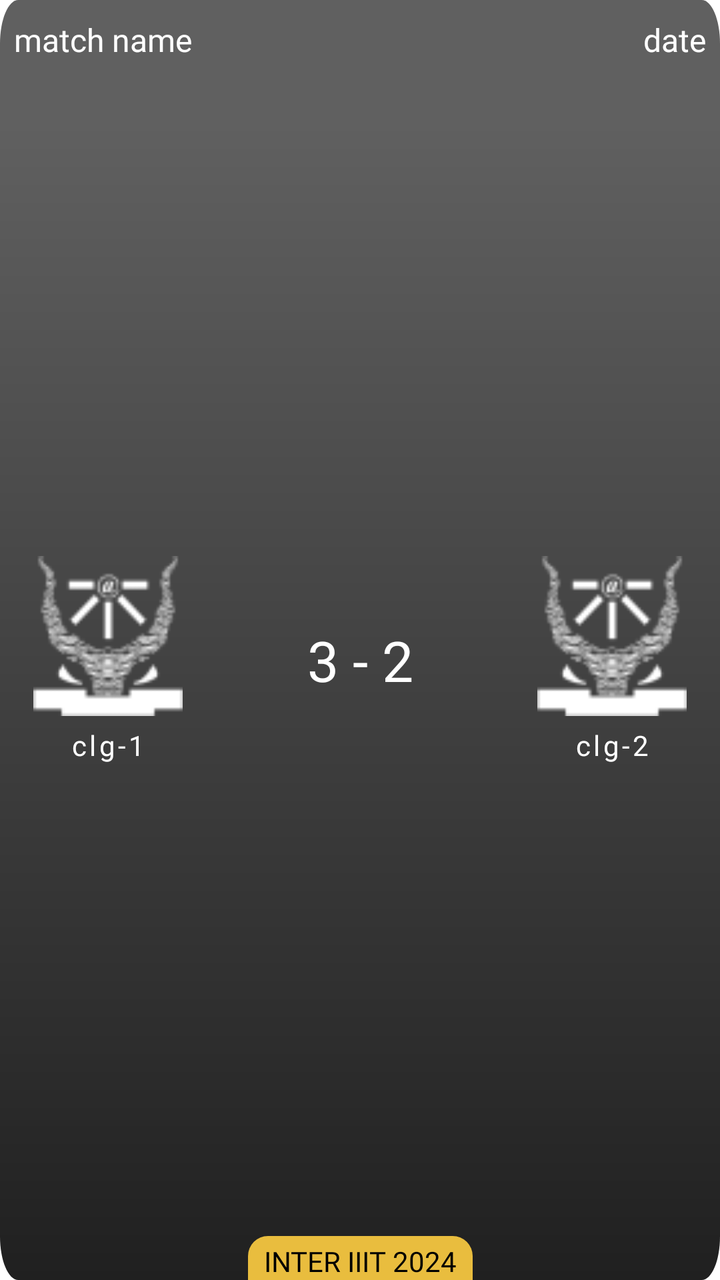
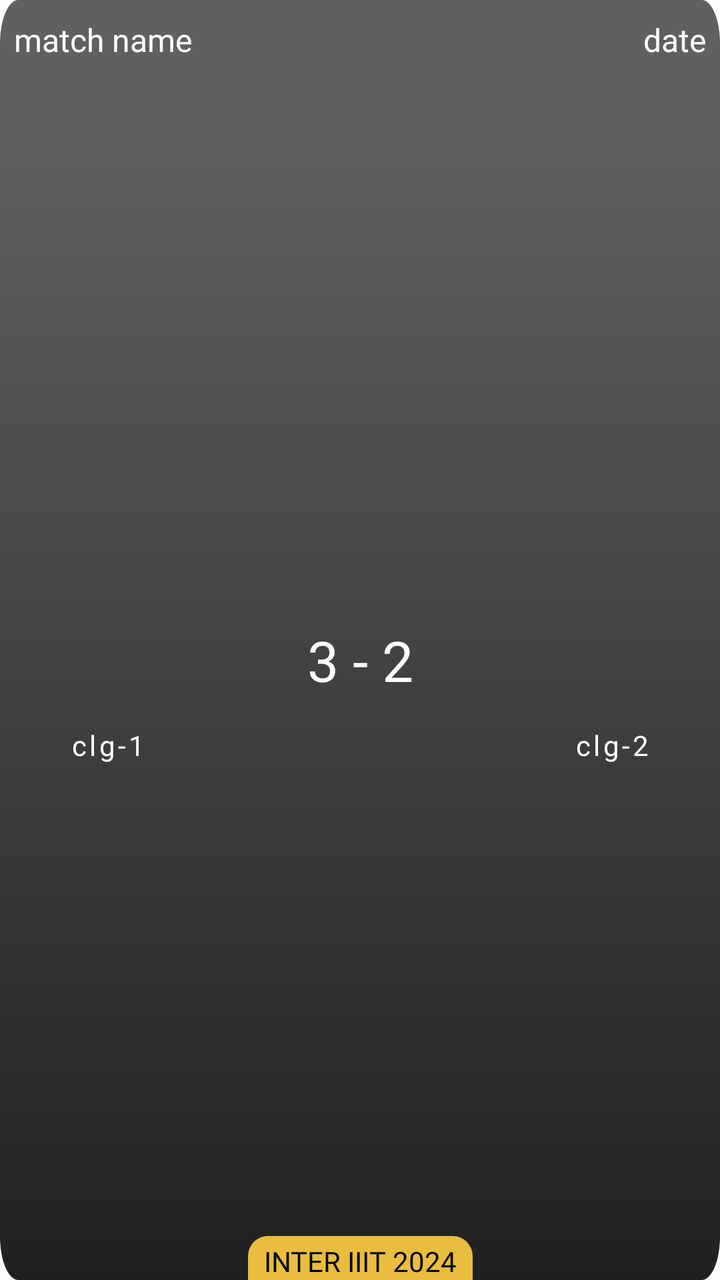

Two renders of the same Android screen: before a commit and after it. Below are the layout's source before the change and the commit's diff.
<!-- AndroidManifest.xml: application theme Theme.NavigationDrawer -->
<!-- res/layout/layout_football.xml -->
<?xml version="1.0" encoding="utf-8"?>
<androidx.constraintlayout.widget.ConstraintLayout xmlns:android="http://schemas.android.com/apk/res/android"
    xmlns:app="http://schemas.android.com/apk/res-auto"
    android:layout_width="match_parent"
    android:layout_height="200dp"
    android:layout_marginHorizontal="10dp"
    android:layout_marginVertical="10dp"
    android:background="@drawable/fade3">

    <LinearLayout
        android:id="@+id/lay1"
        android:layout_width="match_parent"
        android:layout_height="40dp"
        android:orientation="horizontal"
        android:padding="5dp"
        android:weightSum="1"
        app:layout_constraintEnd_toEndOf="parent"
        app:layout_constraintStart_toStartOf="parent"
        app:layout_constraintTop_toTopOf="parent">

        <TextView
            android:id="@+id/matchName"
            android:layout_width="0dp"
            android:layout_height="40dp"
            android:layout_gravity="center_vertical"
            android:layout_weight="0.7"
            android:fontFamily="@font/poppins_semibold"
            android:gravity="center_vertical|start"
            android:hint="match name"
            android:paddingHorizontal="2dp"
            android:textAllCaps="true"
            android:textColor="#E9E9E9"
            android:textColorHint="@color/white"
            android:textSize="16sp" />

        <TextView
            android:id="@+id/date"
            android:layout_width="0dp"
            android:layout_height="40dp"
            android:layout_gravity="center_vertical"
            android:layout_weight="0.3"
            android:fontFamily="@font/poppins_semibold"
            android:gravity="center_vertical|end"
            android:hint="date"
            android:paddingHorizontal="2dp"
            android:textColor="#E9E9E9"
            android:textColorHint="@color/white"
            android:textSize="16sp" />
    </LinearLayout>

    <LinearLayout
        android:layout_width="match_parent"
        android:layout_height="wrap_content"
        android:layout_marginTop="45dp"
        android:orientation="vertical"
        android:visibility="gone">

        <TextView
            android:id="@+id/time"
            android:layout_width="match_parent"
            android:layout_height="wrap_content"
            android:fontFamily="@font/poppins_medium"
            android:gravity="center"
            android:hint="time"
            android:textColor="@color/white"
            android:textColorHint="@color/white"
            android:textSize="16sp" />
    </LinearLayout>

    <LinearLayout
        android:layout_width="match_parent"
        android:layout_height="0dp"
        android:layout_marginTop="-20dp"
        android:orientation="horizontal"
        android:weightSum="1"
        app:layout_constraintBottom_toBottomOf="parent"
        app:layout_constraintEnd_toEndOf="parent"
        app:layout_constraintStart_toStartOf="parent"
        app:layout_constraintTop_toBottomOf="@id/lay1">

        <LinearLayout
            android:layout_width="0dp"
            android:layout_height="wrap_content"
            android:layout_gravity="center_vertical"
            android:layout_weight="0.3"
            android:orientation="vertical">

            <ImageView
                android:id="@+id/clgImg1"
                android:layout_width="match_parent"
                android:layout_height="80dp"
                android:scaleType="fitCenter"
                android:src="@drawable/iiita" />

            <TextView
                android:id="@+id/clgName1"
                android:layout_width="match_parent"
                android:layout_height="wrap_content"
                android:layout_marginTop="5dp"
                android:fontFamily="@font/poppins_medium"
                android:gravity="center"
                android:hint="clg-1"
                android:letterSpacing="0.1"
                android:textAllCaps="true"
                android:textColor="@color/white"
                android:textColorHint="@color/white" />
        </LinearLayout>

        <TextView
            android:id="@+id/points"
            android:layout_width="0dp"
            android:layout_height="wrap_content"
            android:layout_gravity="center_vertical"
            android:layout_weight="0.4"
            android:fontFamily="@font/poppins_medium"
            android:gravity="center"
            android:text="3 - 2"
            android:textColor="@color/white"
            android:textSize="28sp" />

        <LinearLayout
            android:layout_width="0dp"
            android:layout_height="wrap_content"
            android:layout_gravity="center_vertical"
            android:layout_weight="0.3"
            android:orientation="vertical">

            <ImageView
                android:id="@+id/clgImg2"
                android:layout_width="match_parent"
                android:layout_height="80dp"
                android:scaleType="fitCenter"
                android:src="@drawable/iiita" />

            <TextView
                android:id="@+id/clgName2"
                android:layout_width="match_parent"
                android:layout_height="wrap_content"
                android:layout_marginTop="5dp"
                android:fontFamily="@font/poppins_medium"
                android:gravity="center"
                android:hint="clg-2"
                android:letterSpacing="0.1"
                android:textAllCaps="true"
                android:textColor="@color/white"
                android:textColorHint="@color/white" />
        </LinearLayout>

    </LinearLayout>

    <TextView
        android:layout_width="wrap_content"
        android:layout_height="wrap_content"
        android:background="@drawable/backlesss"
        android:fontFamily="@font/poppins_medium"
        android:gravity="center|bottom"
        android:paddingHorizontal="8dp"
        android:paddingTop="3dp"
        android:text="inter iiit 2024"
        android:textAllCaps="true"
        android:textColor="@color/black"
        app:layout_constraintBottom_toBottomOf="parent"
        app:layout_constraintEnd_toEndOf="parent"
        app:layout_constraintStart_toStartOf="parent" />

</androidx.constraintlayout.widget.ConstraintLayout>
<!-- resources referenced by this layout -->
<resources>
  <color name="black">#FF000000</color>
  <color name="white">#FFFFFFFF</color>
  <!-- drawable backlesss (drawable) -->
  <?xml version="1.0" encoding="utf-8"?>
  <shape xmlns:android="http://schemas.android.com/apk/res/android">
      <solid android:color="#E9BD3E" /> 
  
      <corners
          android:topLeftRadius="10dp"
          android:topRightRadius="10dp" />
  </shape>
  <!-- drawable fade3 (drawable) -->
  <vector xmlns:android="http://schemas.android.com/apk/res/android"
      xmlns:aapt="http://schemas.android.com/aapt"
      android:width="400dp"
      android:height="293dp"
      android:viewportWidth="393"
      android:viewportHeight="293">
  
      <path android:pathData="M10,0h373c5.523,0 10,4.477 10,10v273c0,5.523 -4.477,10 -10,10h-373c-5.523,0 -10,-4.477 -10,-10v-273c0,-5.523 4.477,-10 10,-10Z">
          <aapt:attr name="android:fillColor">
              <gradient
                  android:endX="197"
                  android:endY="27.9"
                  android:startX="197"
                  android:startY="293"
                  android:type="linear">
                  <item
                      android:color="#202020"
                      android:offset="0" />
                  <item
                      android:color="#606060"
                      android:offset="1" />
              </gradient>
          </aapt:attr>
      </path>
  </vector>
  <!-- drawable iiita: png bitmap (drawable, 3166 bytes) -->
  <style name="Theme.NavigationDrawer" parent="Theme.MaterialComponents.DayNight.NoActionBar">
          
          <item name="colorPrimary">#FFECA1</item>
          
      </style>
</resources>

<!-- the commit's change to res/layout/layout_football.xml (unified diff, before → after) -->
@@ -89,8 +89,7 @@
                 android:id="@+id/clgImg1"
                 android:layout_width="match_parent"
                 android:layout_height="80dp"
-                android:scaleType="fitCenter"
-                android:src="@drawable/iiita" />
+                android:scaleType="fitCenter" />
 
             <TextView
                 android:id="@+id/clgName1"
@@ -129,8 +128,7 @@
                 android:id="@+id/clgImg2"
                 android:layout_width="match_parent"
                 android:layout_height="80dp"
-                android:scaleType="fitCenter"
-                android:src="@drawable/iiita" />
+                android:scaleType="fitCenter" />
 
             <TextView
                 android:id="@+id/clgName2"
<!-- resource entries referenced after the edit -->
@@ -37,7 +37,6 @@
           </aapt:attr>
       </path>
   </vector>
-  <!-- drawable iiita: png bitmap (drawable, 3166 bytes) -->
   <style name="Theme.NavigationDrawer" parent="Theme.MaterialComponents.DayNight.NoActionBar">
           
           <item name="colorPrimary">#FFECA1</item>
